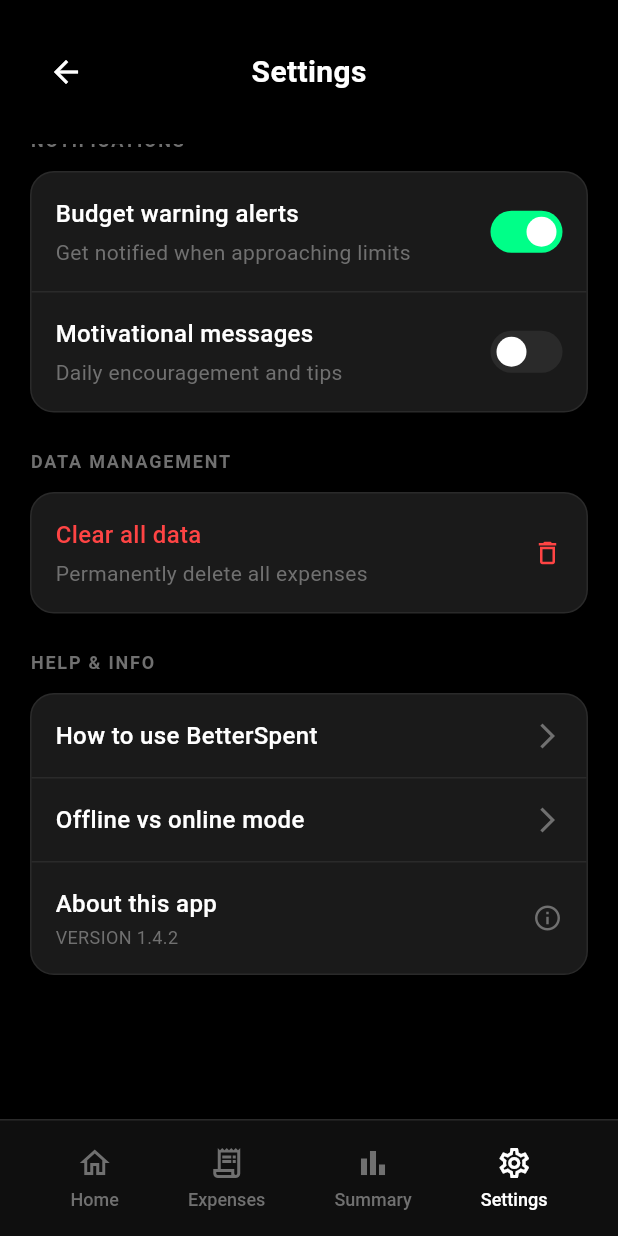
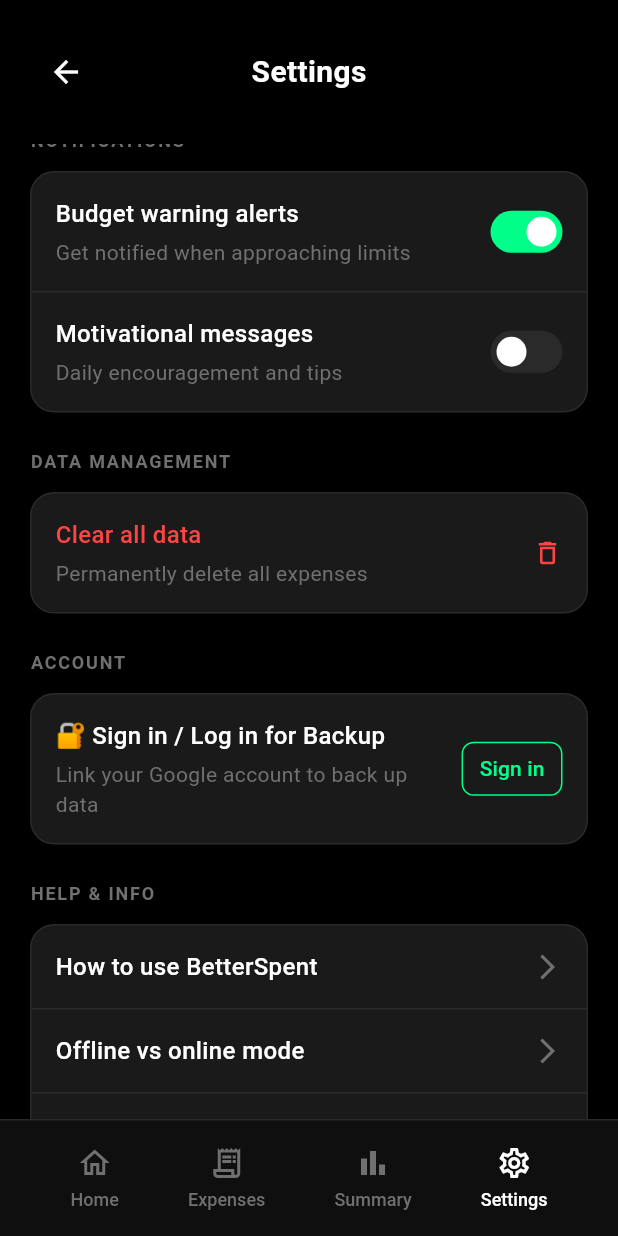
Before and after one commit to htetyeemon/BetterSpent, a Flutter app: the SettingsScreen screen opened by its route, scrolled down 280 dp, on a phone screen of 412 x 824 dp. Run offline on Flutter 3.47's test engine with Material 3 defaults, Android fonts, the phone set to English and light mode, and no system bars; our stand-ins replace cloud_firestore, connectivity_plus, firebase_auth, firebase_core, flutter_dotenv, go_router and 1 more; accounts and stored records are empty.

Commit message:
Add AuthService, Google Sign-In, flutter_dotenv, and GeminiService
Co-authored-by: htetyeemon <194210688+htetyeemon@users.noreply.github.com>

```diff
--- a/lib/features/settings/presentation/screens/settings_screen.dart
+++ b/lib/features/settings/presentation/screens/settings_screen.dart
@@ -12,6 +12,7 @@ import '../widgets/currency_settings_tile.dart';
 import '../widgets/notifications_section.dart';
 import '../widgets/data_management_section.dart';
 import '../widgets/help_info_section.dart';
+import '../widgets/account_section.dart';
 
 class SettingsScreen extends StatefulWidget {
   const SettingsScreen({super.key});
@@ -111,6 +112,9 @@ class _SettingsScreenState extends State<SettingsScreen> {
                   ),
                   const SizedBox(height: 24),
 
+                  const AccountSection(),
+                  const SizedBox(height: 24),
+
                   const HelpInfoSection(),
                 ],
               ),
--- /dev/null
+++ b/lib/features/settings/presentation/widgets/account_section.dart
@@ -0,0 +1,210 @@
+import 'package:flutter/material.dart';
+import 'package:provider/provider.dart';
+import '../../../../core/constants/app_colors.dart';
+import '../../../../presentation/providers/app_provider.dart';
+
+class AccountSection extends StatelessWidget {
+  const AccountSection({super.key});
+
+  @override
+  Widget build(BuildContext context) {
+    final provider = context.watch<AppProvider>();
+    final isGoogleUser = provider.isGoogleUser;
+    final isLoading = provider.isGoogleSignInLoading;
+
+    return Column(
+      crossAxisAlignment: CrossAxisAlignment.start,
+      children: [
+        const Text(
+          'ACCOUNT',
+          style: TextStyle(
+            fontSize: 12,
+            fontWeight: FontWeight.w600,
+            color: AppColors.textSecondary,
+            letterSpacing: 1.2,
+          ),
+        ),
+        const SizedBox(height: 12),
+        Container(
+          decoration: BoxDecoration(
+            color: AppColors.surface,
+            borderRadius: BorderRadius.circular(16),
+            border: Border.all(color: AppColors.borderDark),
+          ),
+          child: Padding(
+            padding: const EdgeInsets.all(16),
+            child: isGoogleUser
+                ? _buildLoggedInView(context, provider)
+                : _buildAnonymousView(context, provider, isLoading),
+          ),
+        ),
+      ],
+    );
+  }
+
+  Widget _buildAnonymousView(
+    BuildContext context,
+    AppProvider provider,
+    bool isLoading,
+  ) {
+    return Row(
+      children: [
+        Expanded(
+          child: Column(
+            crossAxisAlignment: CrossAxisAlignment.start,
+            children: [
+              const Text(
+                '🔐 Sign in / Log in for Backup',
+                style: TextStyle(
+                  fontSize: 16,
+                  fontWeight: FontWeight.w500,
+                  color: AppColors.textPrimary,
+                ),
+              ),
+              const SizedBox(height: 4),
+              Text(
+                'Link your Google account to back up data',
+                style: TextStyle(
+                  fontSize: 14,
+                  color: AppColors.textSecondary,
+                ),
+              ),
+            ],
+          ),
+        ),
+        const SizedBox(width: 12),
+        SizedBox(
+          height: 36,
+          child: isLoading
+              ? const SizedBox(
+                  width: 36,
+                  child: Center(
+                    child: SizedBox(
+                      width: 20,
+                      height: 20,
+                      child: CircularProgressIndicator(strokeWidth: 2),
+                    ),
+                  ),
+                )
+              : OutlinedButton(
+                  onPressed: () => _handleSignIn(context, provider),
+                  style: OutlinedButton.styleFrom(
+                    side: const BorderSide(color: AppColors.primary),
+                    shape: RoundedRectangleBorder(
+                      borderRadius: BorderRadius.circular(8),
+                    ),
+                    padding: const EdgeInsets.symmetric(horizontal: 12),
+                  ),
+                  child: const Text(
+                    'Sign in',
+                    style: TextStyle(
+                      color: AppColors.primary,
+                      fontSize: 14,
+                    ),
+                  ),
+                ),
+        ),
+      ],
+    );
+  }
+
+  Widget _buildLoggedInView(BuildContext context, AppProvider provider) {
+    return Row(
+      children: [
+        const Expanded(
+          child: Column(
+            crossAxisAlignment: CrossAxisAlignment.start,
+            children: [
+              Text(
+                '✅ Logged in with Google',
+                style: TextStyle(
+                  fontSize: 16,
+                  fontWeight: FontWeight.w500,
+                  color: AppColors.textPrimary,
+                ),
+              ),
+              SizedBox(height: 4),
+              Text(
+                'Google Account',
+                style: TextStyle(
+                  fontSize: 14,
+                  color: AppColors.textSecondary,
+                ),
+              ),
+            ],
+          ),
+        ),
+        const SizedBox(width: 12),
+        OutlinedButton(
+          onPressed: () => _handleSignOut(context, provider),
+          style: OutlinedButton.styleFrom(
+            side: const BorderSide(color: AppColors.error),
+            shape: RoundedRectangleBorder(
+              borderRadius: BorderRadius.circular(8),
+            ),
+            padding: const EdgeInsets.symmetric(horizontal: 12),
+          ),
+          child: const Text(
+            'Sign Out',
+            style: TextStyle(
+              color: AppColors.error,
+              fontSize: 14,
+            ),
+          ),
+        ),
+      ],
+    );
+  }
+
+  Future<void> _handleSignIn(
+    BuildContext context,
+    AppProvider provider,
+  ) async {
+    try {
+      await provider.signInWithGoogle();
+      if (context.mounted) {
+        ScaffoldMessenger.of(context).showSnackBar(
+          const SnackBar(
+            content: Text('✅ Signed in with Google successfully'),
+            backgroundColor: Colors.green,
+          ),
+        );
+      }
+    } catch (e) {
+      if (context.mounted) {
+        final message = e.toString().contains('cancelled')
+            ? 'Sign-in cancelled'
+            : 'Sign-in failed: ${e.toString()}';
+        ScaffoldMessenger.of(context).showSnackBar(
+          SnackBar(
+            content: Text(message),
+            backgroundColor: AppColors.error,
+          ),
+        );
+      }
+    }
+  }
+
+  Future<void> _handleSignOut(
+    BuildContext context,
+    AppProvider provider,
+  ) async {
+    try {
+      await provider.signOut();
+      if (context.mounted) {
+        ScaffoldMessenger.of(context).showSnackBar(
+          const SnackBar(content: Text('Signed out successfully')),
+        );
+      }
+    } catch (e) {
+      if (context.mounted) {
+        ScaffoldMessenger.of(context).showSnackBar(
+          SnackBar(
+            content: Text('Sign-out failed: ${e.toString()}'),
+            backgroundColor: AppColors.error,
+          ),
+        );
+      }
+    }
+  }
+}
--- a/lib/main.dart
+++ b/lib/main.dart
@@ -1,6 +1,7 @@
 import 'package:flutter/material.dart';
 import 'package:firebase_core/firebase_core.dart';
 import 'package:provider/provider.dart';
+import 'package:flutter_dotenv/flutter_dotenv.dart';
 import 'core/constants/app_colors.dart';
 import 'core/router/app_router.dart';
 import 'firebase_options.dart';
@@ -8,6 +9,11 @@ import 'presentation/providers/app_provider.dart';
 
 void main() async {
   WidgetsFlutterBinding.ensureInitialized();
+  try {
+    await dotenv.load(fileName: ".env");
+  } catch (_) {
+    // .env file not found; app will run without it
+  }
   await Firebase.initializeApp(options: DefaultFirebaseOptions.currentPlatform);
   runApp(const BetterSpentApp());
 }
```
Also changed, not shown: lib/data/datasources/auth_service.dart (added, +72 -0 lines), lib/data/datasources/gemini_service.dart (added, +13 -0 lines), lib/presentation/providers/app_provider.dart (+41 -4 lines), pubspec.yaml (+3 -4 lines), 1 other file.
